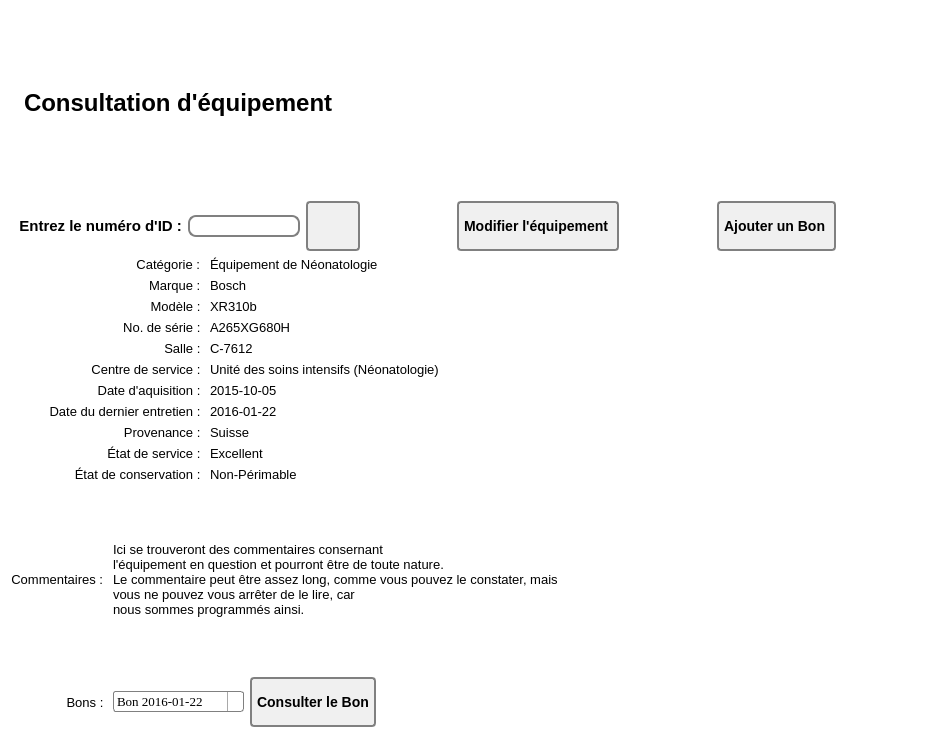
This is Interface/FenêtresEnUI/ConsultationEquipement.ui in ProjetPC2/SIMM2.0-DEV as Qt 5 draws it before an edit. The edited form follows.
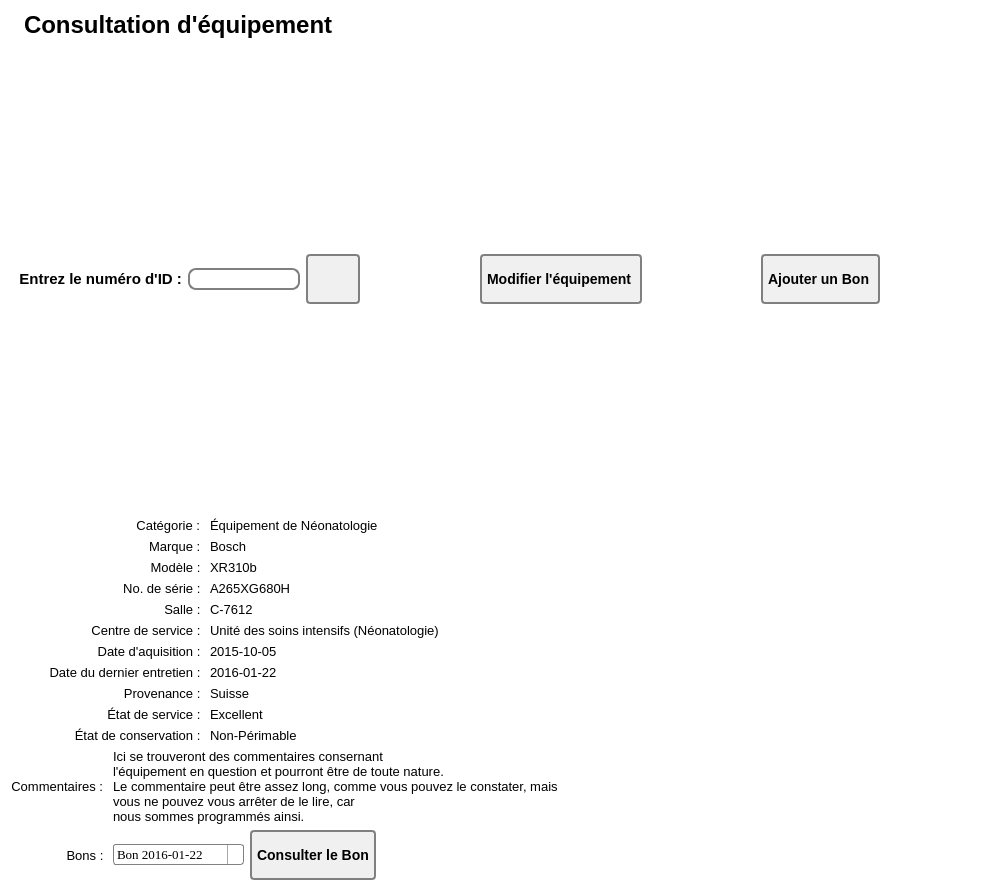
This is the edited form. Icons and pictures are not drawn.

```diff
--- a/Interface/FenêtresEnUI/ConsultationEquipement.ui
+++ b/Interface/FenêtresEnUI/ConsultationEquipement.ui
@@ -6,8 +6,8 @@
    <rect>
     <x>0</x>
     <y>0</y>
-    <width>938</width>
-    <height>738</height>
+    <width>1005</width>
+    <height>891</height>
    </rect>
   </property>
   <property name="windowTitle">
@@ -157,7 +157,20 @@
      </item>
     </layout>
    </item>
-   <item row="1" column="0" colspan="3">
+   <item row="1" column="2">
+    <spacer name="verticalSpacer">
+     <property name="orientation">
+      <enum>Qt::Vertical</enum>
+     </property>
+     <property name="sizeHint" stdset="0">
+      <size>
+       <width>20</width>
+       <height>88</height>
+      </size>
+     </property>
+    </spacer>
+   </item>
+   <item row="2" column="0" colspan="3">
     <layout class="QHBoxLayout" name="idLayout">
      <item>
       <widget class="QLabel" name="labelId">
@@ -181,7 +194,7 @@
      </item>
     </layout>
    </item>
-   <item row="1" column="3">
+   <item row="2" column="3">
     <layout class="QHBoxLayout" name="buttonsLayout">
      <item>
       <layout class="QVBoxLayout" name="verticalLayout_3">
@@ -295,7 +308,7 @@
      </item>
     </layout>
    </item>
-   <item row="2" column="0" colspan="2">
+   <item row="4" column="0" colspan="2">
     <layout class="QVBoxLayout" name="verticalLayout">
      <item alignment="Qt::AlignRight">
       <widget class="QLabel" name="labelTitreCategorie">
@@ -464,7 +477,7 @@
      </item>
     </layout>
    </item>
-   <item row="2" column="2" colspan="2">
+   <item row="4" column="2" colspan="2">
     <layout class="QVBoxLayout" name="verticalLayout_2">
      <item>
       <widget class="QLabel" name="labelCategorie">
@@ -633,7 +646,7 @@
      </item>
     </layout>
    </item>
-   <item row="3" column="0">
+   <item row="5" column="0">
     <layout class="QHBoxLayout" name="horizontalLayout_7">
      <item alignment="Qt::AlignRight">
       <widget class="QLabel" name="labelTitreCommentaires">
@@ -652,7 +665,7 @@
      </item>
     </layout>
    </item>
-   <item row="3" column="1" colspan="3">
+   <item row="5" column="1" colspan="3">
     <layout class="QHBoxLayout" name="horizontalLayout_5">
      <item>
       <widget class="QLabel" name="labelCommentaires">
@@ -675,7 +688,7 @@
      </item>
     </layout>
    </item>
-   <item row="4" column="0">
+   <item row="6" column="0">
     <layout class="QHBoxLayout" name="horizontalLayout_8">
      <item>
       <widget class="QLabel" name="labelTitreBons">
@@ -694,7 +707,7 @@
      </item>
     </layout>
    </item>
-   <item row="4" column="1" colspan="3">
+   <item row="6" column="1" colspan="3">
     <layout class="QHBoxLayout" name="horizontalLayout_6">
      <item alignment="Qt::AlignLeft">
       <widget class="QComboBox" name="comboBoxBons">
@@ -765,6 +778,19 @@
      </item>
     </layout>
    </item>
+   <item row="3" column="3">
+    <spacer name="verticalSpacer_2">
+     <property name="orientation">
+      <enum>Qt::Vertical</enum>
+     </property>
+     <property name="sizeHint" stdset="0">
+      <size>
+       <width>20</width>
+       <height>88</height>
+      </size>
+     </property>
+    </spacer>
+   </item>
   </layout>
  </widget>
  <resources/>
```
